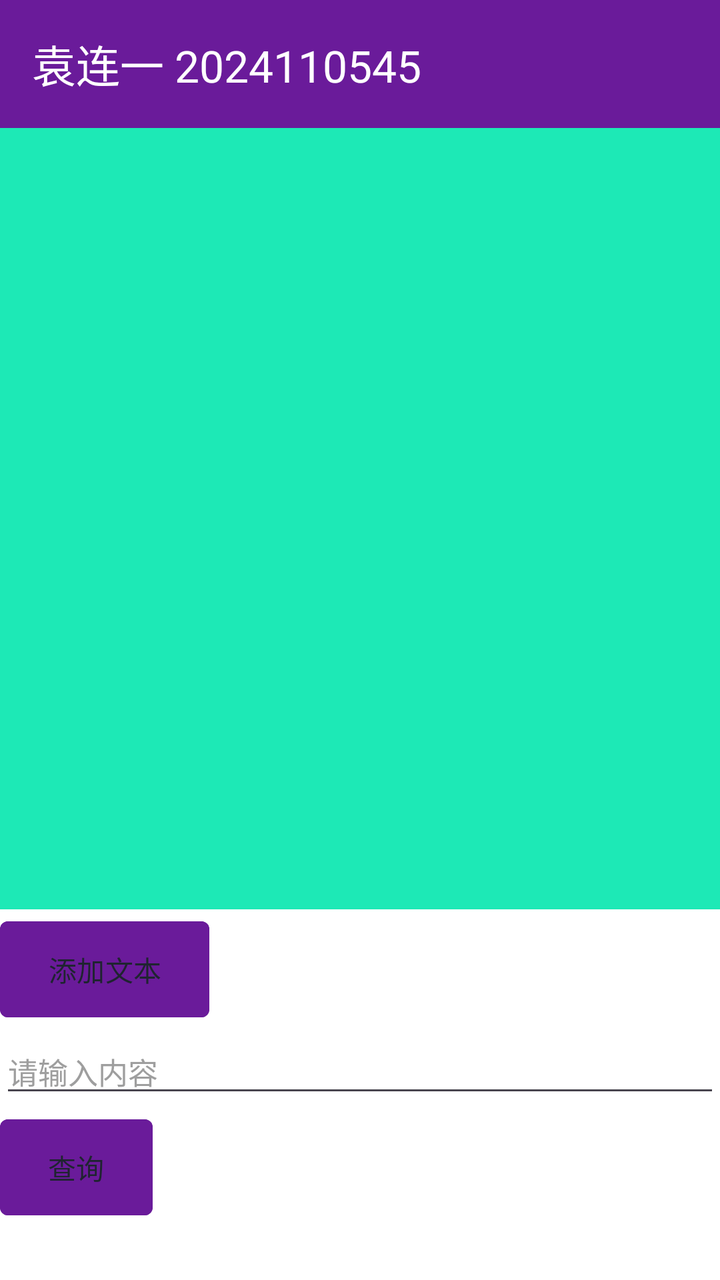
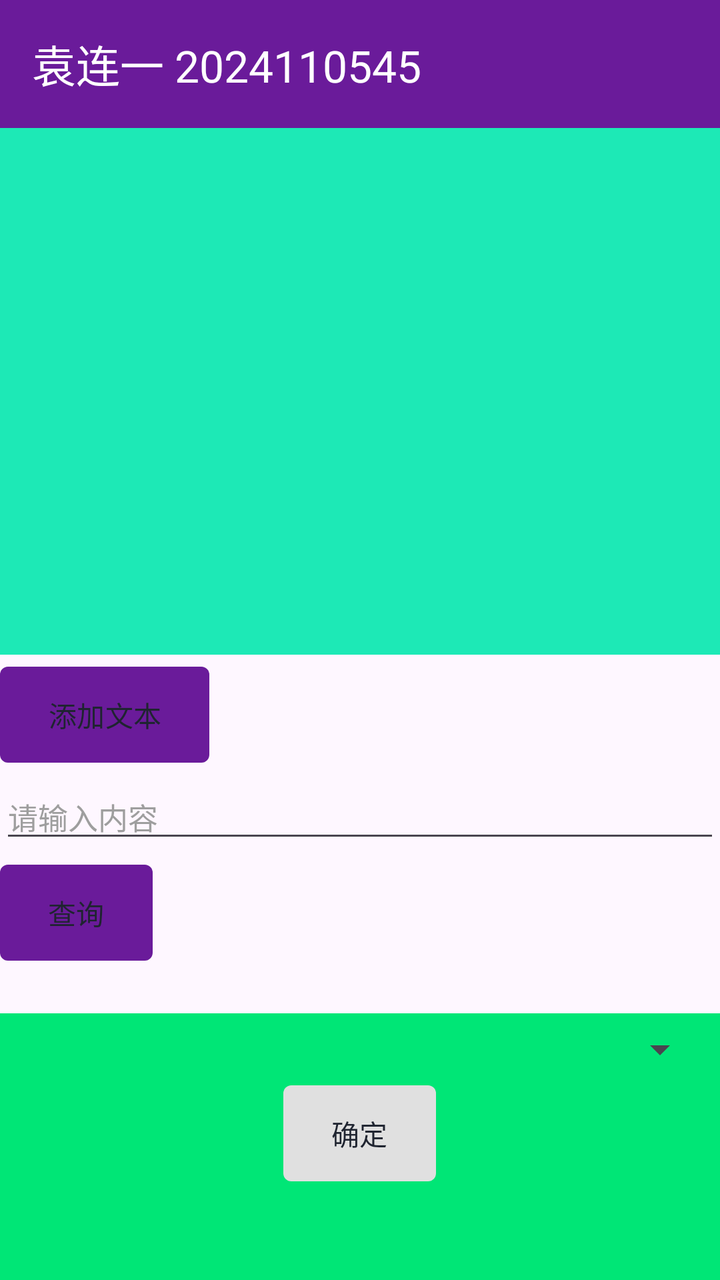

An Android layout rendered at two revisions. The XML below is the earlier revision; the diff shows what the commit changed to produce the second picture.
<!-- AndroidManifest.xml: application theme Theme.ProgramAdviser -->
<!-- res/layout/activity_main.xml -->
<?xml version="1.0" encoding="utf-8"?>
<LinearLayout xmlns:android="http://schemas.android.com/apk/res/android"
    xmlns:app="http://schemas.android.com/apk/res-auto"
    android:layout_width="match_parent"
    android:layout_height="match_parent"
    android:orientation="vertical">

    <androidx.appcompat.widget.Toolbar
        android:id="@+id/toolbar"
        android:layout_width="match_parent"
        android:layout_height="?attr/actionBarSize"
        android:background="@color/brand_primary"
        android:theme="@style/ThemeOverlay.AppCompat.Dark.ActionBar"
        app:title="@string/app_title"
        app:titleTextColor="@color/surface_white" />

    <include
        android:id="@+id/addSection"
        layout="@layout/section_add" />

</LinearLayout>
<!-- res/layout/section_add.xml (included above) -->
<?xml version="1.0" encoding="utf-8"?>
<LinearLayout xmlns:android="http://schemas.android.com/apk/res/android"
    xmlns:app="http://schemas.android.com/apk/res-auto"
    android:id="@+id/addSection"
    android:layout_width="match_parent"
    android:layout_height="match_parent"
    android:background="@color/surface_white"
    android:orientation="vertical">

    <ScrollView
        android:id="@+id/svMessages"
        android:layout_width="match_parent"
        android:layout_height="0dp"
        android:layout_weight="1"
        android:background="@drawable/bg_record_box"
        android:scrollbars="vertical">

        <LinearLayout
            android:id="@+id/llMessages"
            android:layout_width="match_parent"
            android:layout_height="wrap_content"
            android:orientation="vertical" />

    </ScrollView>

    <com.google.android.material.button.MaterialButton
        android:id="@+id/btnAddMessage"
        android:layout_width="wrap_content"
        android:layout_height="wrap_content"
        android:layout_marginTop="@dimen/item_gap"
        android:insetTop="0dp"
        android:insetBottom="0dp"
        android:minWidth="0dp"
        android:text="@string/btn_add_message"
        android:textColor="@color/text_primary"
        app:backgroundTint="@color/brand_primary"
        app:cornerRadius="@dimen/button_radius"
        app:elevation="0dp" />

    <EditText
        android:id="@+id/etContent"
        android:layout_width="match_parent"
        android:layout_height="wrap_content"
        android:layout_marginTop="@dimen/item_gap"
        android:autofillHints=""
        android:hint="@string/hint_content"
        android:imeOptions="actionDone"
        android:inputType="text"
        android:singleLine="true"
        android:textColor="@color/text_primary"
        android:textColorHint="@color/text_hint"
        android:textSize="@dimen/text_record" />

    <com.google.android.material.button.MaterialButton
        android:id="@+id/btnQuery"
        android:layout_width="wrap_content"
        android:layout_height="wrap_content"
        android:layout_marginTop="@dimen/item_gap"
        android:insetTop="0dp"
        android:insetBottom="0dp"
        android:minWidth="0dp"
        android:text="@string/btn_query"
        android:textColor="@color/text_primary"
        app:backgroundTint="@color/brand_primary"
        app:cornerRadius="@dimen/button_radius"
        app:elevation="0dp" />

    <TextView
        android:id="@+id/tvQueryResult"
        android:layout_width="match_parent"
        android:layout_height="wrap_content"
        android:layout_marginTop="@dimen/item_gap"
        android:paddingBottom="@dimen/item_gap"
        android:textColor="@color/text_primary"
        android:textSize="@dimen/text_record" />

</LinearLayout>
<!-- resources referenced by this layout -->
<resources>
  <color name="brand_primary">#6A1B9A</color>
  <color name="surface_white">#FFFFFFFF</color>
  <color name="text_hint">#FF9E9E9E</color>
  <color name="text_primary">#FF1F2430</color>
  <dimen name="button_radius">4dp</dimen>
  <dimen name="item_gap">6dp</dimen>
  <dimen name="text_record">15sp</dimen>
  <!-- drawable bg_record_box (drawable) -->
  <?xml version="1.0" encoding="utf-8"?>
  <shape xmlns:android="http://schemas.android.com/apk/res/android"
      android:shape="rectangle">
      <solid android:color="@color/section1_box" />
  </shape>
  <string name="app_title">袁连一 2024110545</string>
  <string name="btn_add_message">添加文本</string>
  <string name="btn_query">查询</string>
  <string name="hint_content">请输入内容</string>
  <style name="Theme.ProgramAdviser" parent="Theme.Material3.DayNight.NoActionBar">
          <item name="colorPrimary">@color/brand_primary</item>
      </style>
  <color name="section1_box">#FF1DE9B6</color>
</resources>

<!-- the commit's change to res/layout/activity_main.xml (unified diff, before → after) -->
@@ -14,21 +14,7 @@
         app:title="@string/app_title"
         app:titleTextColor="@color/surface_white" />
 
-    <include
-        android:id="@+id/addSection"
-        layout="@layout/section_add" />
-
-</LinearLayout>
-<!-- res/layout/section_add.xml (included above) -->
-<?xml version="1.0" encoding="utf-8"?>
-<LinearLayout xmlns:android="http://schemas.android.com/apk/res/android"
-    xmlns:app="http://schemas.android.com/apk/res-auto"
-    android:id="@+id/addSection"
-    android:layout_width="match_parent"
-    android:layout_height="match_parent"
-    android:background="@color/surface_white"
-    android:orientation="vertical">
-
+    
     <ScrollView
         android:id="@+id/svMessages"
         android:layout_width="match_parent"
@@ -92,8 +78,47 @@
         android:layout_width="match_parent"
         android:layout_height="wrap_content"
         android:layout_marginTop="@dimen/item_gap"
-        android:paddingBottom="@dimen/item_gap"
         android:textColor="@color/text_primary"
         android:textSize="@dimen/text_record" />
 
+    
+    <LinearLayout
+        android:id="@+id/adviserSection"
+        android:layout_width="match_parent"
+        android:layout_height="wrap_content"
+        android:background="@color/section2_box"
+        android:orientation="vertical"
+        android:padding="@dimen/item_gap">
+
+        <Spinner
+            android:id="@+id/spinnerCategory"
+            android:layout_width="match_parent"
+            android:layout_height="wrap_content" />
+
+        <com.google.android.material.button.MaterialButton
+            android:id="@+id/btnConfirm"
+            android:layout_width="wrap_content"
+            android:layout_height="wrap_content"
+            android:layout_gravity="center_horizontal"
+            android:layout_marginTop="@dimen/item_gap"
+            android:insetTop="0dp"
+            android:insetBottom="0dp"
+            android:minWidth="0dp"
+            android:text="@string/btn_confirm"
+            android:textColor="@color/text_primary"
+            app:backgroundTint="@color/btn_normal"
+            app:cornerRadius="@dimen/button_radius"
+            app:elevation="0dp" />
+
+        <TextView
+            android:id="@+id/tvAdviserResult"
+            android:layout_width="match_parent"
+            android:layout_height="wrap_content"
+            android:layout_marginTop="@dimen/item_gap"
+            android:gravity="center_horizontal"
+            android:textColor="@color/text_primary"
+            android:textSize="@dimen/text_result" />
+
+    </LinearLayout>
+
 </LinearLayout>
<!-- resource entries referenced after the edit -->
@@ -1,12 +1,15 @@
 <!-- resources referenced by this layout -->
 <resources>
   <color name="brand_primary">#6A1B9A</color>
+  <color name="btn_normal">#FFE0E0E0</color>
+  <color name="section2_box">#FF00E676</color>
   <color name="surface_white">#FFFFFFFF</color>
   <color name="text_hint">#FF9E9E9E</color>
   <color name="text_primary">#FF1F2430</color>
   <dimen name="button_radius">4dp</dimen>
   <dimen name="item_gap">6dp</dimen>
   <dimen name="text_record">15sp</dimen>
+  <dimen name="text_result">28sp</dimen>
   <!-- drawable bg_record_box (drawable) -->
   <?xml version="1.0" encoding="utf-8"?>
   <shape xmlns:android="http://schemas.android.com/apk/res/android"
@@ -15,6 +18,7 @@
   </shape>
   <string name="app_title">袁连一 2024110545</string>
   <string name="btn_add_message">添加文本</string>
+  <string name="btn_confirm">确定</string>
   <string name="btn_query">查询</string>
   <string name="hint_content">请输入内容</string>
   <style name="Theme.ProgramAdviser" parent="Theme.Material3.DayNight.NoActionBar">
